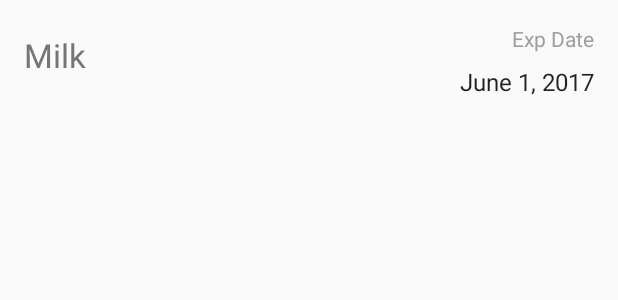
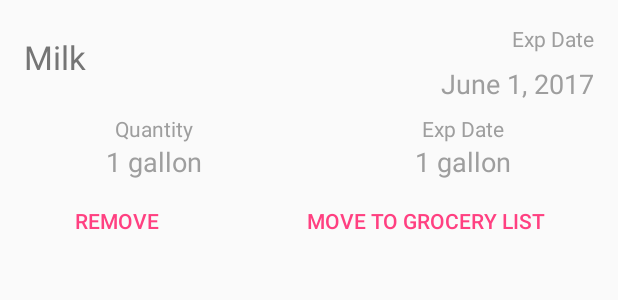
Before and after one commit to ManasGeorge/Cornucopia, an Android app: the layout fragment_pantry_ingredient.xml on its own in the app's theme, with its tools: preview values and no code run, on a phone screen of 412 x 824 dp. Shown: the top 300 px of the screen. Run offline under Robolectric (Android 15) with nearby library versions, the phone set to English and light mode, and no system bars.

Commit message:
PantryIngredient list can be tapped to expand and show quantity and expiration date. Added “Remove” and “Add to Grocery List” buttons

```diff
--- a/Cornucopia_App/app/src/main/java/com/cornucopia/cornucopia_app/model/Pantry.java
+++ b/Cornucopia_App/app/src/main/java/com/cornucopia/cornucopia_app/model/Pantry.java
@@ -16,8 +16,9 @@ public class Pantry {
 
     public Pantry() {
         this.ingredientList = Arrays.asList(
-                new PantryIngredient("Eggs", new Date()),
-                new PantryIngredient("Bread", new Date())
+                new PantryIngredient("Eggs", new Date(), "2 dozen"),
+                new PantryIngredient("Bread", new Date(), "1 loaf"),
+                new PantryIngredient("Milk", new Date(), "3 gallon")
         );
     }
 
--- a/Cornucopia_App/app/src/main/res/layout/fragment_pantry_ingredient.xml
+++ b/Cornucopia_App/app/src/main/res/layout/fragment_pantry_ingredient.xml
@@ -19,12 +19,13 @@
             android:layout_marginStart="@dimen/text_margin_small"
             android:layout_marginTop="@dimen/text_margin"
             android:layout_toEndOf="@+id/pantry_ingredient_name"
-            android:text="@string/expiration_date"
+            android:text="@string/pantry_expiration_date_title"
             android:textAlignment="textEnd"
             android:textAppearance="@style/CardHeadingStyle" />
 
         <TextView
             android:id="@+id/pantry_ingredient_expiration_date"
+            style="@style/CardContentStyle"
             android:layout_width="wrap_content"
             android:layout_height="wrap_content"
             android:layout_alignParentEnd="true"
@@ -34,7 +35,6 @@
             android:layout_marginStart="@dimen/text_margin"
             android:layout_toEndOf="@+id/pantry_ingredient_name"
             android:textAlignment="textEnd"
-            android:textAppearance="?attr/textAppearanceListItem"
             tools:text="June 1, 2017" />
 
         <TextView
@@ -51,5 +51,79 @@
 
     </RelativeLayout>
 
+    <LinearLayout
+        android:id="@+id/pantry_ingredient_details"
+        android:layout_width="match_parent"
+        android:layout_height="wrap_content"
+        android:baselineAligned="false"
+        android:orientation="horizontal">
+
+        <LinearLayout
+            android:layout_width="0dp"
+            android:layout_height="wrap_content"
+            android:layout_weight="1"
+            android:orientation="vertical">
+
+            <TextView
+                style="@style/CardHeadingStyle"
+                android:layout_width="match_parent"
+                android:layout_height="wrap_content"
+                android:text="@string/pantry_quantity_title"
+                android:textAlignment="center" />
+
+            <TextView
+                android:id="@+id/pantry_ingredient_detail_quantity"
+                style="@style/CardContentStyle"
+                android:layout_width="match_parent"
+                android:layout_height="wrap_content"
+                android:textAlignment="center"
+                tools:text="1 gallon" />
+        </LinearLayout>
+
+        <LinearLayout
+            android:layout_width="0dp"
+            android:layout_height="wrap_content"
+            android:layout_weight="1"
+            android:orientation="vertical">
+
+            <TextView
+                style="@style/CardHeadingStyle"
+                android:layout_width="match_parent"
+                android:layout_height="wrap_content"
+                android:text="@string/pantry_expiration_date_title"
+                android:textAlignment="center" />
+
+            <TextView
+                android:id="@+id/pantry_ingredient_detail_expiration_date"
+                style="@style/CardContentStyle"
+                android:layout_width="match_parent"
+                android:layout_height="wrap_content"
+                android:textAlignment="center"
+                tools:text="1 gallon" />
+        </LinearLayout>
+    </LinearLayout>
+
+    <LinearLayout
+        android:id="@+id/pantry_ingredient_actions"
+        android:layout_width="match_parent"
+        android:layout_height="wrap_content">
+
+        <Button
+            style="?android:attr/buttonBarButtonStyle"
+            android:layout_width="wrap_content"
+            android:layout_height="wrap_content"
+            android:layout_weight="1"
+            android:text="@string/pantry_remove_button_text"
+            android:textAlignment="center"
+            android:id="@+id/button" />
+
+        <Button
+            style="?android:attr/buttonBarButtonStyle"
+            android:layout_width="wrap_content"
+            android:layout_height="wrap_content"
+            android:layout_weight="1"
+            android:text="@string/pantry_move_to_grocery_list_button_text"
+            android:textAlignment="center" />
+    </LinearLayout>
 
 </LinearLayout>
--- a/Cornucopia_App/app/src/main/res/values/strings.xml
+++ b/Cornucopia_App/app/src/main/res/values/strings.xml
@@ -2,6 +2,12 @@
     <string name="app_name">Cornucopia</string>
     <string name="action_settings">Settings</string>
 
+
     <!-- Pantry -->
-    <string name="expiration_date">Exp Date</string>
+    <string name="pantry_expiration_date_title">Exp Date</string>
+    <string name="pantry_quantity_title">Quantity</string>
+
+    <string name="pantry_move_to_grocery_list_button_text">Move to grocery list</string>
+    <string name="pantry_remove_button_text">Remove</string>
+
 </resources>
```
Also changed, not shown: Cornucopia_App/app/src/main/java/com/cornucopia/cornucopia_app/activities/pantry/PantryIngredientRecyclerViewAdapter.java (+69 -4 lines), Cornucopia_App/app/src/main/java/com/cornucopia/cornucopia_app/model/PantryIngredient.java (+16 -1 lines).
